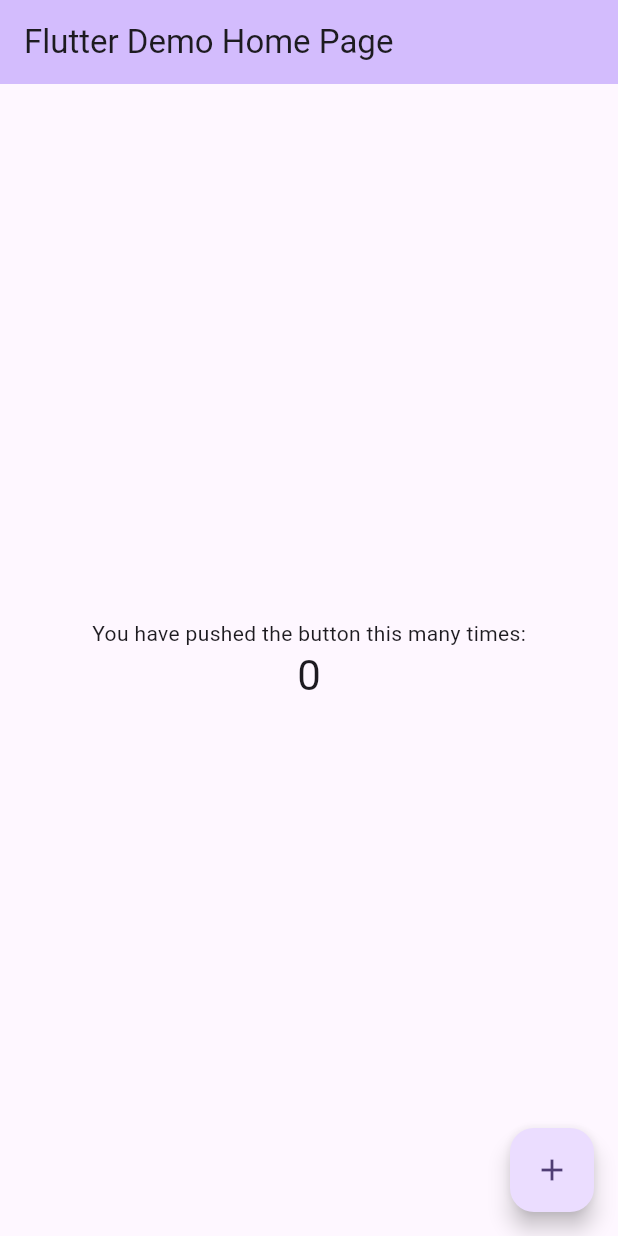
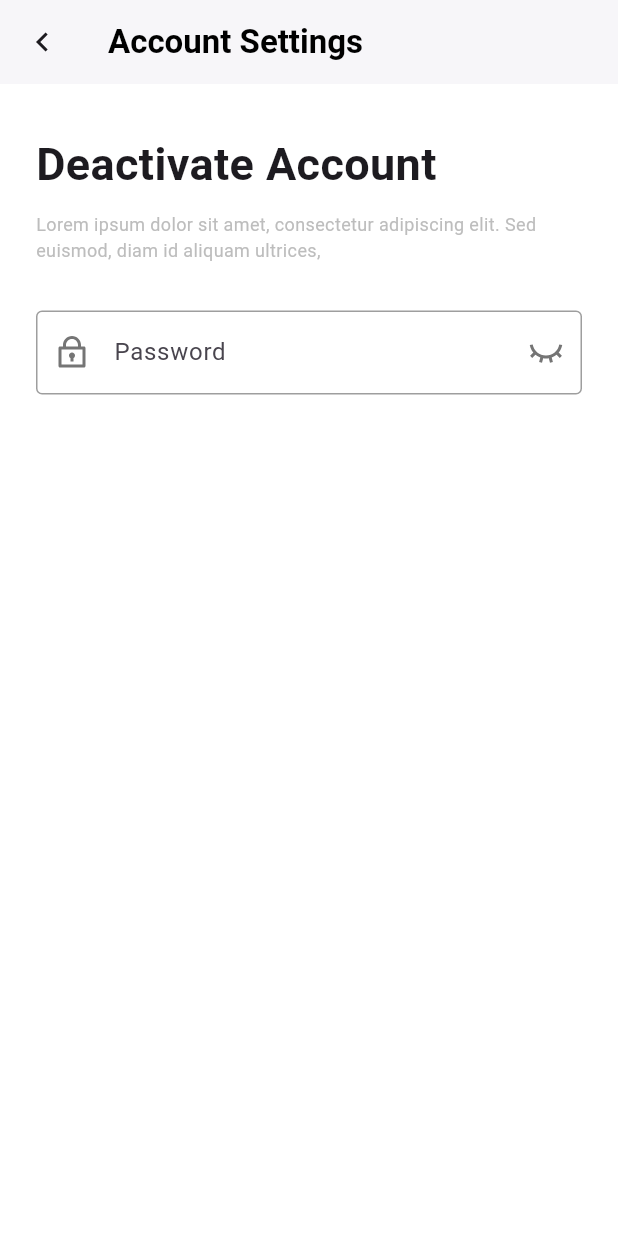
Before and after one commit to Reshamparajuli/merojob_accountpage, a Flutter app: the screen it shows after launch, on a phone screen of 412 x 824 dp. Run offline on Flutter 3.47's test engine with Material 2 defaults, Android fonts, the phone set to English and light mode, and no system bars; our stand-ins replace remixicon.

Commit message:
account screens added

```diff
--- /dev/null
+++ b/lib/AccountPageScreen/View/deactivate_acount_screen.dart
@@ -0,0 +1,78 @@
+import 'package:flutter/material.dart';
+import 'package:remixicon/remixicon.dart';
+
+class DeactivateAccountScreen extends StatelessWidget {
+  const DeactivateAccountScreen({super.key});
+
+  @override
+  Widget build(BuildContext context) {
+    return Scaffold(
+      backgroundColor: Colors.white,
+      appBar: AppBar(
+        backgroundColor: Colors.transparent,
+        elevation: 1,
+        leading: IconButton(
+            onPressed: () {
+              Navigator.pop(context);
+            },
+            icon: const Icon(Remix.arrow_left_s_line)),
+        title: const Text(
+          'Account Settings',
+          style: TextStyle(color: Colors.black, fontWeight: FontWeight.w600),
+        ),
+      ),
+      body: Padding(
+        padding: const EdgeInsets.symmetric(horizontal: 24, vertical: 32),
+        child: Column(
+          crossAxisAlignment: CrossAxisAlignment.start,
+          children: [
+            const Text(
+              'Deactivate Account',
+              style: TextStyle(fontWeight: FontWeight.bold, fontSize: 30),
+            ),
+            const SizedBox(
+              height: 10,
+            ),
+            Text(
+              "Lorem ipsum dolor sit amet, consectetur adipiscing elit. "
+              "Sed euismod, diam id aliquam ultrices, "
+              "",
+              style: TextStyle(fontSize: 12, color: Colors.grey.shade400),
+            ),
+            const SizedBox(
+              height: 32,
+            ),
+            TextFormFields("Password", Remix.lock_2_line, Remix.eye_close_line,
+                Colors.grey.shade600),
+          ],
+        ),
+      ),
+    );
+  }
+
+  Widget TextFormFields(String hintText, IconData prefixIcon,
+      IconData suffixIcon, Color iconcolor) {
+    return TextFormField(
+      decoration: InputDecoration(
+        prefixIcon: Icon(
+          prefixIcon,
+          color: iconcolor,
+        ),
+        suffixIcon: Icon(
+          suffixIcon,
+          color: iconcolor,
+        ),
+        border: const OutlineInputBorder(
+            borderRadius: BorderRadius.all(Radius.circular(10.0))),
+        hintText: hintText,
+        labelStyle: const TextStyle(color: Colors.grey),
+        focusedBorder: const OutlineInputBorder(
+          borderSide: BorderSide(color: Colors.grey),
+        ),
+        enabledBorder: const OutlineInputBorder(
+          borderSide: BorderSide(color: Colors.grey),
+        ),
+      ),
+    );
+  }
+}
--- a/lib/main.dart
+++ b/lib/main.dart
@@ -1,4 +1,9 @@
 import 'package:flutter/material.dart';
+import 'package:merojob_accountpage/AccountPageScreen/View/change_password.dart';
+import 'package:merojob_accountpage/AccountPageScreen/View/deactivate_acount_screen.dart';
+
+import 'AccountPageScreen/View/change_email.dart';
+import 'AccountPageScreen/privacy_settings.dart';
 
 void main() {
   runApp(const MyApp());
@@ -7,119 +12,15 @@ void main() {
 class MyApp extends StatelessWidget {
   const MyApp({super.key});
 
-  // This widget is the root of your application.
   @override
   Widget build(BuildContext context) {
     return MaterialApp(
       title: 'Flutter Demo',
       theme: ThemeData(
-        // This is the theme of your application.
-        //
-        // TRY THIS: Try running your application with "flutter run". You'll see
-        // the application has a blue toolbar. Then, without quitting the app,
-        // try changing the seedColor in the colorScheme below to Colors.green
-        // and then invoke "hot reload" (save your changes or press the "hot
-        // reload" button in a Flutter-supported IDE, or press "r" if you used
-        // the command line to start the app).
-        //
-        // Notice that the counter didn't reset back to zero; the application
-        // state is not lost during the reload. To reset the state, use hot
-        // restart instead.
-        //
-        // This works for code too, not just values: Most code changes can be
-        // tested with just a hot reload.
         colorScheme: ColorScheme.fromSeed(seedColor: Colors.deepPurple),
         useMaterial3: true,
       ),
-      home: const MyHomePage(title: 'Flutter Demo Home Page'),
+      home: const DeactivateAccountScreen(),
     );
   }
 }
-
-class MyHomePage extends StatefulWidget {
-  const MyHomePage({super.key, required this.title});
-
-  // This widget is the home page of your application. It is stateful, meaning
-  // that it has a State object (defined below) that contains fields that affect
-  // how it looks.
-
-  // This class is the configuration for the state. It holds the values (in this
-  // case the title) provided by the parent (in this case the App widget) and
-  // used by the build method of the State. Fields in a Widget subclass are
-  // always marked "final".
-
-  final String title;
-
-  @override
-  State<MyHomePage> createState() => _MyHomePageState();
-}
-
-class _MyHomePageState extends State<MyHomePage> {
-  int _counter = 0;
-
-  void _incrementCounter() {
-    setState(() {
-      // This call to setState tells the Flutter framework that something has
-      // changed in this State, which causes it to rerun the build method below
-      // so that the display can reflect the updated values. If we changed
-      // _counter without calling setState(), then the build method would not be
-      // called again, and so nothing would appear to happen.
-      _counter++;
-    });
-  }
-
-  @override
-  Widget build(BuildContext context) {
-    // This method is rerun every time setState is called, for instance as done
-    // by the _incrementCounter method above.
-    //
-    // The Flutter framework has been optimized to make rerunning build methods
-    // fast, so that you can just rebuild anything that needs updating rather
-    // than having to individually change instances of widgets.
-    return Scaffold(
-      appBar: AppBar(
-        // TRY THIS: Try changing the color here to a specific color (to
-        // Colors.amber, perhaps?) and trigger a hot reload to see the AppBar
-        // change color while the other colors stay the same.
-        backgroundColor: Theme.of(context).colorScheme.inversePrimary,
-        // Here we take the value from the MyHomePage object that was created by
-        // the App.build method, and use it to set our appbar title.
-        title: Text(widget.title),
-      ),
-      body: Center(
-        // Center is a layout widget. It takes a single child and positions it
-        // in the middle of the parent.
-        child: Column(
-          // Column is also a layout widget. It takes a list of children and
-          // arranges them vertically. By default, it sizes itself to fit its
-          // children horizontally, and tries to be as tall as its parent.
-          //
-          // Column has various properties to control how it sizes itself and
-          // how it positions its children. Here we use mainAxisAlignment to
-          // center the children vertically; the main axis here is the vertical
-          // axis because Columns are vertical (the cross axis would be
-          // horizontal).
-          //
-          // TRY THIS: Invoke "debug painting" (choose the "Toggle Debug Paint"
-          // action in the IDE, or press "p" in the console), to see the
-          // wireframe for each widget.
-          mainAxisAlignment: MainAxisAlignment.center,
-          children: <Widget>[
-            const Text(
-              'You have pushed the button this many times:',
-            ),
-            Text(
-              '$_counter',
-              style: Theme.of(context).textTheme.headlineMedium,
-            ),
-          ],
-        ),
-      ),
-      floatingActionButton: FloatingActionButton(
-        onPressed: _incrementCounter,
-        tooltip: 'Increment',
-        child: const Icon(Icons.add),
-      ), // This trailing comma makes auto-formatting nicer for build methods.
-    );
-  }
-}
```
Also changed, not shown: lib/AccountPageScreen/View/change_email.dart (added, +119 -0 lines), lib/AccountPageScreen/View/change_password.dart (added, +88 -0 lines), lib/AccountPageScreen/privacy_settings.dart (added, +105 -0 lines), pubspec.yaml (+4 -12 lines), pubspec.lock.
